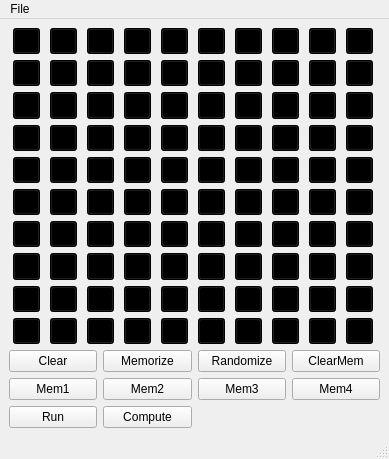
Before: the Qt Designer form moose/branches/dh_branch/Demos/hopfield/hopfield_ui.ui in physicalist/ncbs-moose, drawn with Qt 5.
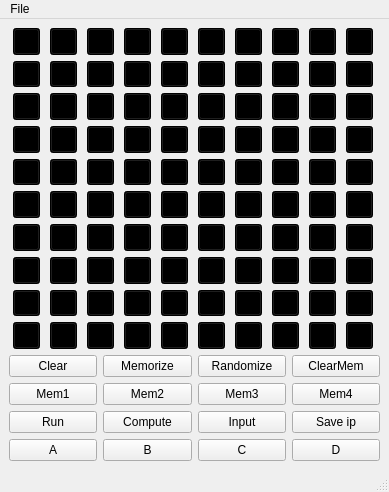
After: the same form once the commit is applied.

Commit message: corrections in the gui part of the hopfield demo

Patch:
```diff
--- a/moose/branches/dh_branch/Demos/hopfield/hopfield_ui.ui
+++ b/moose/branches/dh_branch/Demos/hopfield/hopfield_ui.ui
@@ -7,7 +7,7 @@
     <x>0</x>
     <y>0</y>
     <width>389</width>
-    <height>459</height>
+    <height>492</height>
    </rect>
   </property>
   <property name="windowTitle">
@@ -2594,6 +2594,48 @@
         </property>
        </widget>
       </item>
+      <item row="2" column="2">
+       <widget class="QPushButton" name="inputPushButton">
+        <property name="text">
+         <string>Input</string>
+        </property>
+       </widget>
+      </item>
+      <item row="2" column="3">
+       <widget class="QPushButton" name="saveInputPushButton">
+        <property name="text">
+         <string>Save ip</string>
+        </property>
+       </widget>
+      </item>
+      <item row="3" column="0">
+       <widget class="QPushButton" name="aPushButton">
+        <property name="text">
+         <string>A</string>
+        </property>
+       </widget>
+      </item>
+      <item row="3" column="1">
+       <widget class="QPushButton" name="bPushButton">
+        <property name="text">
+         <string>B</string>
+        </property>
+       </widget>
+      </item>
+      <item row="3" column="2">
+       <widget class="QPushButton" name="cPushButton">
+        <property name="text">
+         <string>C</string>
+        </property>
+       </widget>
+      </item>
+      <item row="3" column="3">
+       <widget class="QPushButton" name="dPushButton">
+        <property name="text">
+         <string>D</string>
+        </property>
+       </widget>
+      </item>
      </layout>
     </item>
    </layout>
```
Left out of the diff: 3 changed lines with no effect on the pictures. The commit also changes 3 other files.
